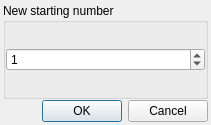
This is desktop-widgets/renumber.ui in subsurface/subsurface as Qt 5 draws it before an edit. The edited form follows.
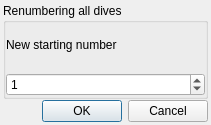
This is the edited form. Icons and pictures are not drawn.

Commit message:
Renumber ui: make it obvious which dives get renumbered
Using the menu entry or Ctrl-R is designed to renumber all dives, but
using the context menu renumbers only the selected dives. With this
change it becomes more obvious to the user what's happening.

Fixes #942

What changed in the file:
```diff
--- a/desktop-widgets/renumber.ui
+++ b/desktop-widgets/renumber.ui
@@ -40,7 +40,7 @@
    <item>
     <widget class="QGroupBox" name="groupBox">
      <property name="title">
-      <string>New starting number</string>
+      <string>Renumbering all dives</string>
      </property>
      <layout class="QVBoxLayout" name="verticalLayout">
       <property name="leftMargin">
@@ -55,6 +55,19 @@
       <property name="bottomMargin">
        <number>0</number>
       </property>
+      <item>
+       <widget class="QLabel" name="renumberText">
+        <property name="text">
+         <string>New starting number</string>
+        </property>
+        <property name="alignment">
+         <set>Qt::AlignLeading|Qt::AlignLeft|Qt::AlignVCenter</set>
+        </property>
+        <property name="wordWrap">
+         <bool>true</bool>
+        </property>
+       </widget>
+      </item>
       <item>
        <widget class="QSpinBox" name="spinBox">
         <property name="maximum">
```
The commit also changes 1 other file.
